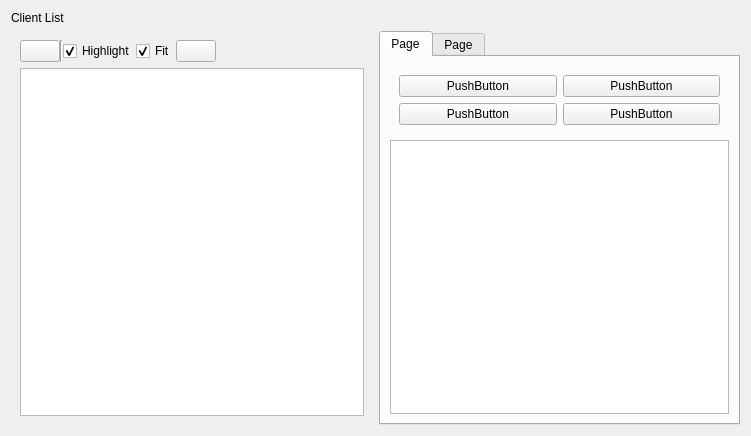
Old version of the form rocon_conductor_graph/ui/conductor_graph.ui in the repository robotics-in-concert/rocon_qt_gui.
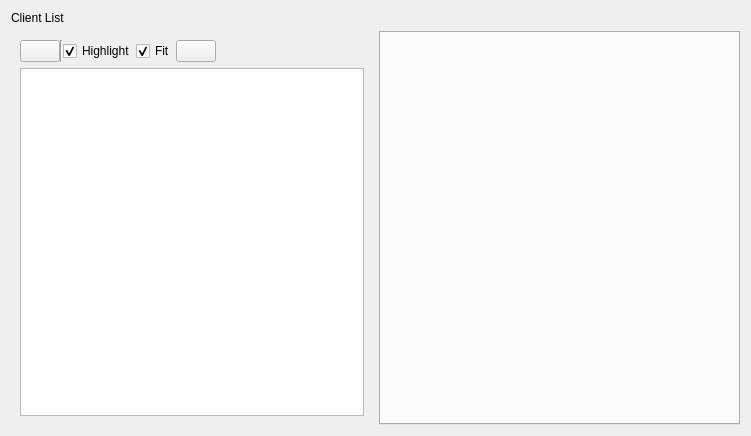
New version of the form. Custom widgets are drawn as their Qt base class.

Commit message: change default ui of conductor graph viewer

Patch:
```diff
--- a/rocon_conductor_graph/ui/conductor_graph.ui
+++ b/rocon_conductor_graph/ui/conductor_graph.ui
@@ -165,63 +165,6 @@
      <property name="movable">
       <bool>true</bool>
      </property>
-     <widget class="QWidget" name="tab">
-      <attribute name="title">
-       <string>Page</string>
-      </attribute>
-      <layout class="QVBoxLayout" name="verticalLayout">
-       <item>
-        <layout class="QGridLayout" name="gridLayout_2">
-         <property name="margin">
-          <number>9</number>
-         </property>
-         <item row="0" column="0">
-          <widget class="QPushButton" name="pushButton">
-           <property name="text">
-            <string>PushButton</string>
-           </property>
-          </widget>
-         </item>
-         <item row="0" column="1">
-          <widget class="QPushButton" name="pushButton_2">
-           <property name="text">
-            <string>PushButton</string>
-           </property>
-          </widget>
-         </item>
-         <item row="1" column="0">
-          <widget class="QPushButton" name="pushButton_3">
-           <property name="text">
-            <string>PushButton</string>
-           </property>
-          </widget>
-         </item>
-         <item row="1" column="1">
-          <widget class="QPushButton" name="pushButton_4">
-           <property name="text">
-            <string>PushButton</string>
-           </property>
-          </widget>
-         </item>
-        </layout>
-       </item>
-       <item>
-        <widget class="QPlainTextEdit" name="plainTextEdit">
-         <property name="plainText">
-          <string/>
-         </property>
-         <property name="cursorWidth">
-          <number>4</number>
-         </property>
-        </widget>
-       </item>
-      </layout>
-     </widget>
-     <widget class="QWidget" name="tab_2">
-      <attribute name="title">
-       <string>Page</string>
-      </attribute>
-     </widget>
     </widget>
    </item>
    <item row="0" column="0">
```
Left out of the diff: 2 changed lines with no effect on the pictures.
